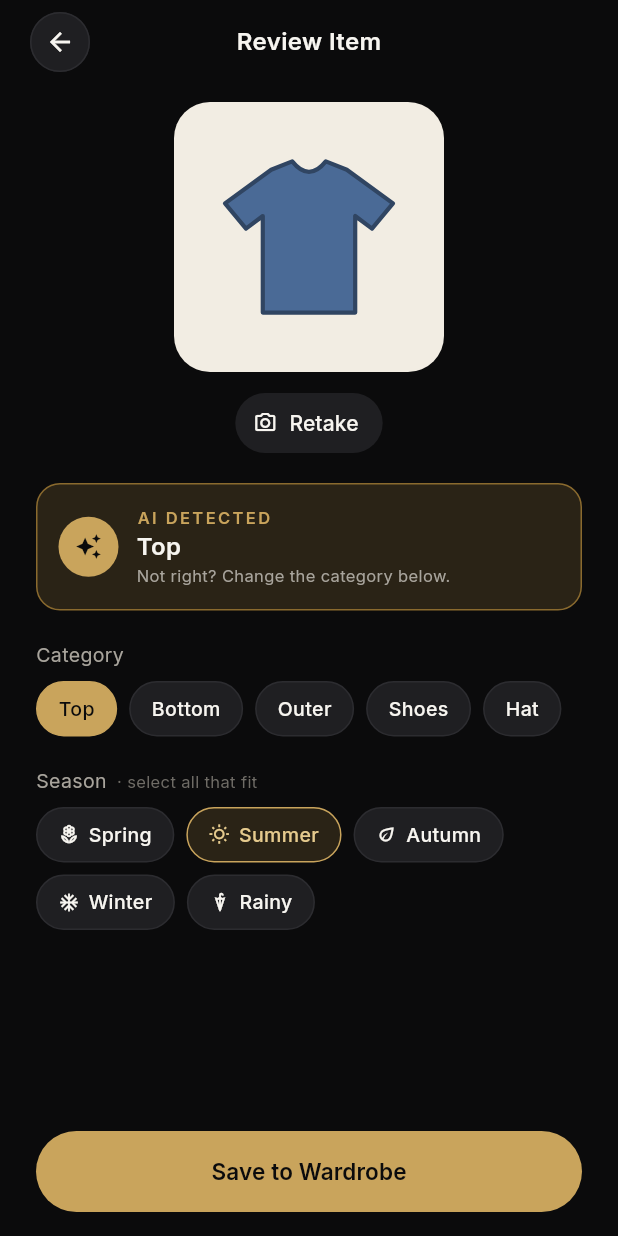
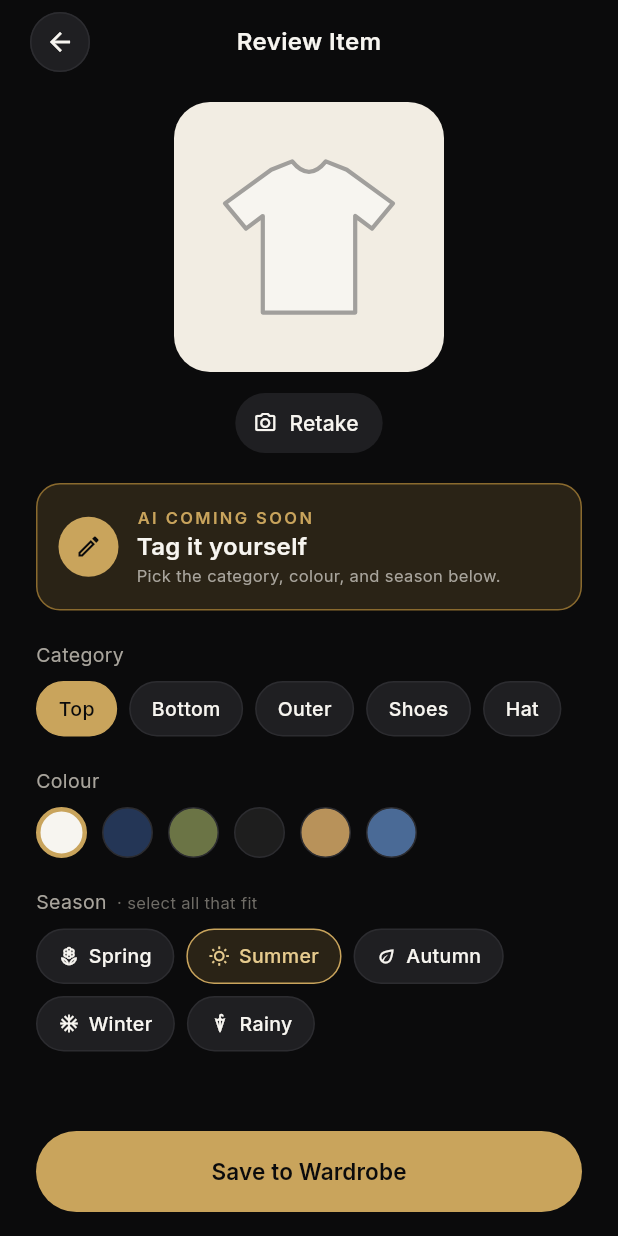
Before and after one commit to WesleyGoey/WearWhat, a Flutter app: the AddClothesReviewScreen screen opened by its route, on a phone screen of 412 x 824 dp. Run offline on Flutter 3.47's test engine with Material 3 defaults, Android fonts, the phone set to English and light mode, and no system bars; our stand-ins replace google_fonts, image_picker, supabase_flutter; accounts and stored records are empty.

Commit message:
Review Item menyimpan baju dan foto ke Supabase

```diff
--- a/lib/screens/add/add_clothes_review_screen.dart
+++ b/lib/screens/add/add_clothes_review_screen.dart
@@ -1,6 +1,4 @@
-import 'dart:math';
-
-
+import 'package:flutter/foundation.dart';
 import 'package:flutter/material.dart';
 
 
@@ -35,35 +33,49 @@ class _AddClothesReviewScreenState extends State<AddClothesReviewScreen> {
   ];
 
 
-  // shortcut: hasil "AI" masih acak; ganti dengan model AI sortir foto (S3-03).
-  final _rng = Random();
-  late final ClothingCategory _detected =
-      ClothingCategory.values[_rng.nextInt(ClothingCategory.values.length)];
-  late final Color _color = _palette[_rng.nextInt(_palette.length)];
-  late ClothingCategory _category = _detected;
+  // shortcut: deteksi AI belum ada di MVP, jadi user memilih kategori dan
+  // warna sendiri. Ganti dengan model AI sortir foto (S3-03).
+  ClothingCategory _category = ClothingCategory.top;
+  Color _color = _palette.first;
   final Set<Season> _seasons = {Season.summer};
+  bool _saving = false;
 
 
-  void _save() {
+  Future<void> _save(Uint8List? photo) async {
     final state = AppState.instance;
-    state.addItem(
+    final category = _category;
+    setState(() => _saving = true);
+    try {
+      await state.addItem(
         ClothingItem(
           id: state.newId(),
-        category: _category,
+          category: category,
           color: _color,
           seasons: {..._seasons},
         ),
+        photo: photo,
       );
+    } catch (e) {
+      debugPrint('Save item failed: $e');
+      if (!mounted) return;
+      setState(() => _saving = false);
+      ScaffoldMessenger.of(context).showSnackBar(
+        const SnackBar(content: Text('Could not save. Check your connection.')),
+      );
+      return;
+    }
+    if (!mounted) return;
     state.setTab(1);
     Navigator.popUntil(context, ModalRoute.withName(Routes.main));
     ScaffoldMessenger.of(context).showSnackBar(
-      SnackBar(content: Text('${_category.label} saved to wardrobe.')),
+      SnackBar(content: Text('${category.label} saved to wardrobe.')),
     );
   }
 
 
   @override
   Widget build(BuildContext context) {
+    final photo = ModalRoute.of(context)!.settings.arguments as Uint8List?;
     return Scaffold(
       body: SafeArea(
         child: Column(
@@ -78,10 +90,20 @@ class _AddClothesReviewScreenState extends State<AddClothesReviewScreen> {
                       dimension: 180,
                       child: PaperCard(
                         radius: 24,
-                        child: ClothingArt(
+                        child: photo == null
+                            ? ClothingArt(
                                 category: _category,
                                 color: _color,
                                 size: 140,
+                              )
+                            : ClipRRect(
+                                borderRadius: BorderRadius.circular(24),
+                                child: Image.memory(
+                                  photo,
+                                  width: 180,
+                                  height: 180,
+                                  fit: BoxFit.cover,
+                                ),
                               ),
                       ),
                     ),
@@ -112,7 +134,7 @@ class _AddClothesReviewScreenState extends State<AddClothesReviewScreen> {
                           radius: 20,
                           backgroundColor: AppColors.gold,
                           child: Icon(
-                            Icons.auto_awesome,
+                            Icons.edit_outlined,
                             color: AppColors.bgBase,
                             size: 18,
                           ),
@@ -121,13 +143,13 @@ class _AddClothesReviewScreenState extends State<AddClothesReviewScreen> {
                         Column(
                           crossAxisAlignment: CrossAxisAlignment.start,
                           children: [
-                            Text('AI DETECTED', style: AppText.eyebrow),
+                            Text('AI COMING SOON', style: AppText.eyebrow),
                             Text(
-                              _detected.label,
+                              'Tag it yourself',
                               style: AppText.body(16, weight: FontWeight.w600),
                             ),
                             Text(
-                              'Not right? Change the category below.',
+                              'Pick the category, colour, and season below.',
                               style: AppText.body(
                                 11,
                                 color: AppColors.textSecondary,
@@ -153,6 +175,36 @@ class _AddClothesReviewScreenState extends State<AddClothesReviewScreen> {
                           label: c.label,
                           selected: c == _category,
                           onTap: () => setState(() => _category = c),
+                        ),
+                    ],
+                  ),
+                  const SizedBox(height: 20),
+                  Text(
+                    'Colour',
+                    style: AppText.body(13, color: AppColors.textSecondary),
+                  ),
+                  const SizedBox(height: 8),
+                  Wrap(
+                    spacing: 10,
+                    runSpacing: 10,
+                    children: [
+                      for (final c in _palette)
+                        GestureDetector(
+                          onTap: () => setState(() => _color = c),
+                          child: Container(
+                            width: 34,
+                            height: 34,
+                            decoration: BoxDecoration(
+                              color: c,
+                              shape: BoxShape.circle,
+                              border: Border.all(
+                                color: c == _color
+                                    ? AppColors.gold
+                                    : AppColors.borderSubtle,
+                                width: c == _color ? 3 : 1,
+                              ),
+                            ),
+                          ),
                         ),
                     ],
                   ),
@@ -201,7 +253,10 @@ class _AddClothesReviewScreenState extends State<AddClothesReviewScreen> {
             ),
             Padding(
               padding: const EdgeInsets.fromLTRB(24, 0, 24, 16),
-              child: PrimaryButton(label: 'Save to Wardrobe', onPressed: _save),
+              child: PrimaryButton(
+                label: _saving ? 'Saving...' : 'Save to Wardrobe',
+                onPressed: _saving ? null : () => _save(photo),
+              ),
             ),
           ],
         ),
```
Lines whose indentation alone changed are shown as unchanged.
